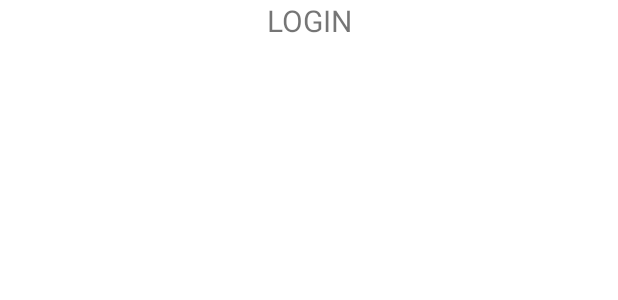
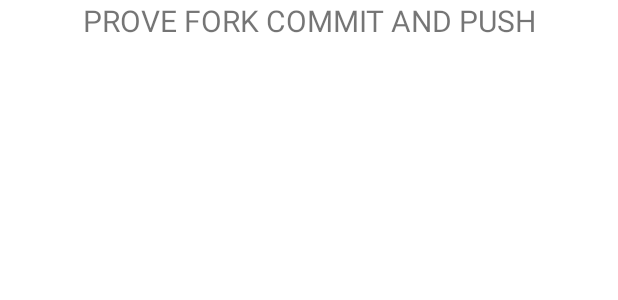
Before and after one commit to LiquidGalaxyLAB/GSoC2020_HomelessAidPanoramicInteractiveSystem, an Android app: the layout activity_login.xml on its own in the app's theme, with its tools: preview values and no code run, on a phone screen of 412 x 824 dp. Shown: the top 300 px of the screen. Run offline under Robolectric (Android 15) with nearby library versions, the phone set to English and light mode, and no system bars.

Commit message:
Prove fork push commit

```diff
--- a/app/src/main/res/layout/activity_login.xml
+++ b/app/src/main/res/layout/activity_login.xml
@@ -9,7 +9,7 @@
     <TextView
         android:layout_width="match_parent"
         android:layout_height="wrap_content"
-        android:text="LOGIN"
+        android:text="PROVE FORK COMMIT AND PUSH"
         android:textSize="@dimen/title"
         android:gravity="center"
         tools:ignore="MissingConstraints" />
```
